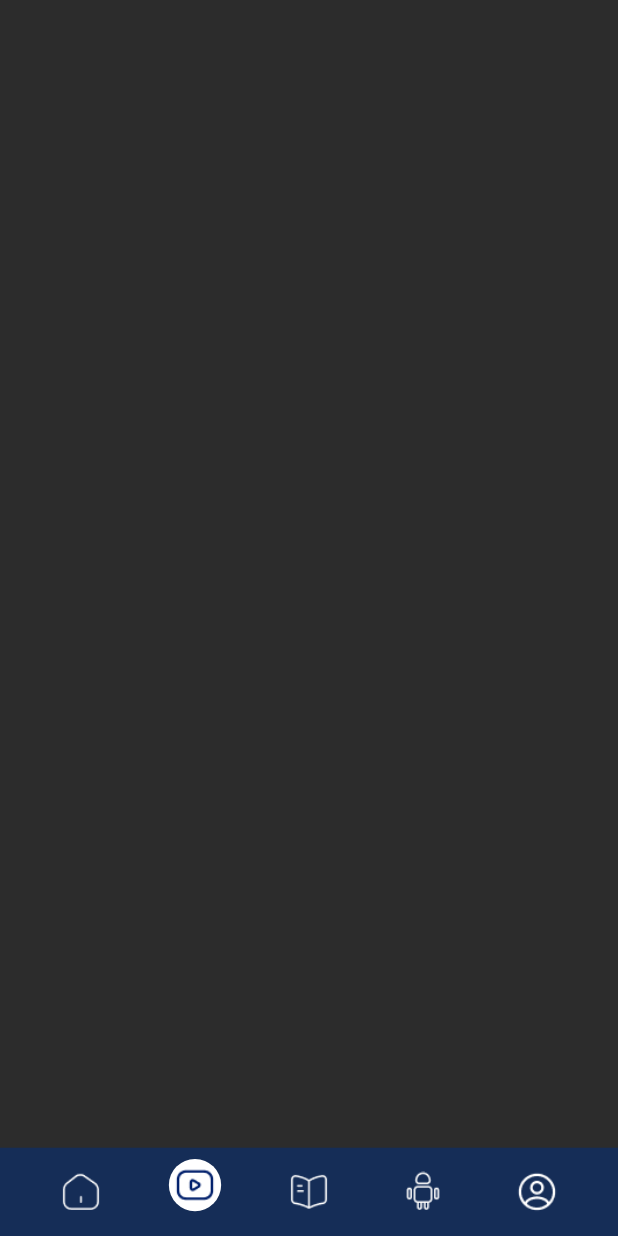
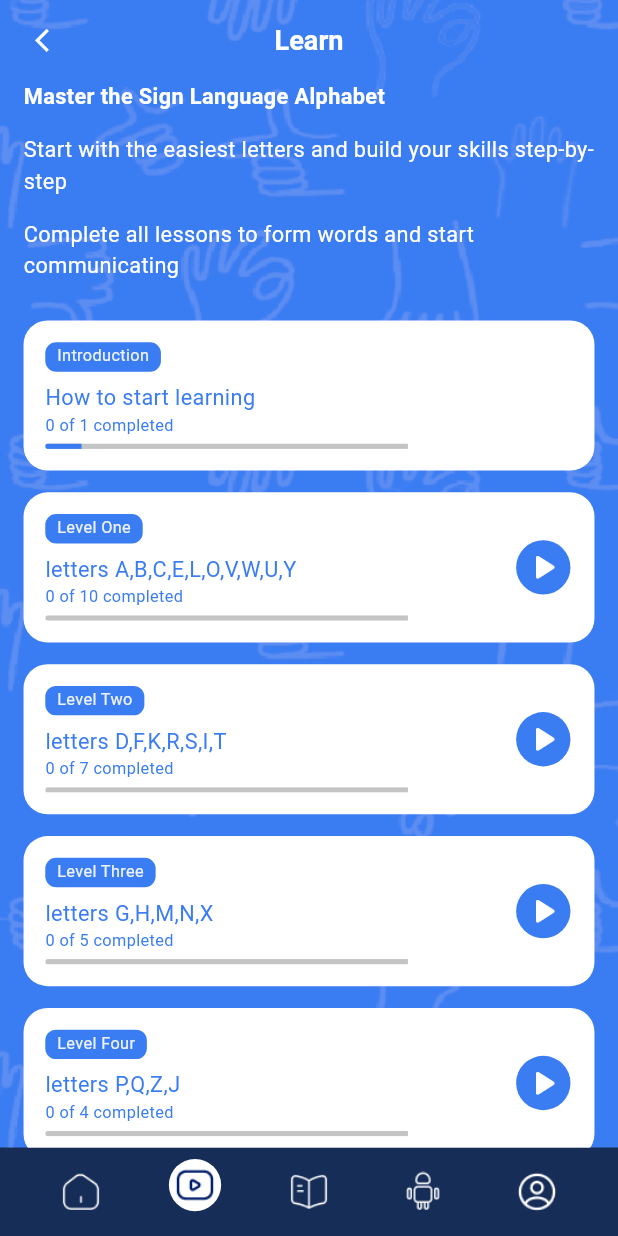
Before and after one commit to mostafaomeha725/IsharaApp, a Flutter app: the CustomNavBar screen opened by its route, item 2 of the bottom bar chosen, on a phone screen of 412 x 824 dp. Run offline on Flutter 3.47's test engine with Material 3 defaults, Android fonts, the phone set to English and light mode, and no system bars; our stand-ins replace cached_network_image, equatable, flutter_screenutil, flutter_spinkit, flutter_svg, go_router and 2 more; missing offline and left inert: chucker_flutter; Roboto replaces fonts that are missing (Tajawal).

Commit message:
add learn screen ui

```diff
--- a/lib/core/constants/app_assets.dart
+++ b/lib/core/constants/app_assets.dart
@@ -21,7 +21,6 @@ class Assets {
   static const String checkmail = "assets/emailcheck 1.svg";
   static const String resetpassword = "assets/Forgot password-cuate 1 (1).svg";
   static const String newpass = "assets/Security-cuate 1.svg";
-  static const String logo = "assets/logo.svg";
   static const String splashdark = "assets/splash_dark.png";
   static const String splashlight = "assets/splash_light.png";
   static const String darklogo = "assets/darklogo.png";
@@ -33,11 +32,9 @@ class Assets {
   static const String playvideolight = "assets/play_video.gif";
   static const String playvideodark = "assets/play_video_dark.gif";
   static const String studylight = "assets/study.gif";
-  static const String studydark = "assets/study_dark.gif";
   static const String littlelight = "assets/letters.gif";
   static const String littledark = "assets/letters_dark.gif";
-  static const String goolight = "assets/goo.gif";
-  static const String goodark = "assets/goo_dark.gif";
+
   static const String homeprofile = "assets/home-profile.png";
   static const String girlsplash = "assets/girl_splash.png";
   static const String girlLogo = "assets/girl_logo.png";
--- /dev/null
+++ b/lib/features/home/presentation/screens/widgets/course_card.dart
@@ -0,0 +1,112 @@
+import 'package:flutter/material.dart';
+import 'package:flutter_screenutil/flutter_screenutil.dart';
+import 'package:isharaapp/core/theme/styles.dart';
+import 'package:isharaapp/core/widgets/custom_text.dart';
+import 'package:isharaapp/core/theme/gender_controller.dart';
+
+class CourseCard extends StatelessWidget {
+  final String title;
+  final String subtitle;
+  final String completetext;
+  final double value;
+  final bool isinto;
+  final void Function()? onTap;
+
+  const CourseCard({
+    super.key,
+    required this.title,
+    required this.subtitle,
+    required this.completetext,
+    required this.value,
+    this.isinto = true,
+    this.onTap,
+  });
+
+  @override
+  Widget build(BuildContext context) {
+    final gender = GenderController.of(context).genderTheme;
+    final Color mainColor = gender == GenderTheme.boy
+        ? const Color(0xFF3A7CF2)
+        : const Color(0xFFF24BB6);
+
+    return Padding(
+      padding: EdgeInsets.only(top: 16.h),
+      child: GestureDetector(
+        onTap: onTap,
+        child: Container(
+          padding: EdgeInsets.all(16.h),
+          decoration: BoxDecoration(
+            color: Colors.white,
+            borderRadius: BorderRadius.circular(16),
+          ),
+          child: Row(
+            crossAxisAlignment: CrossAxisAlignment.center,
+            children: [
+              Expanded(
+                child: Column(
+                  crossAxisAlignment: CrossAxisAlignment.start,
+                  children: [
+                    Container(
+                      padding:
+                          EdgeInsets.symmetric(horizontal: 8.w, vertical: 2.h),
+                      decoration: BoxDecoration(
+                        color: mainColor,
+                        borderRadius: BorderRadius.circular(8.sp),
+                      ),
+                      child: Text(
+                        title,
+                        style: font12w400.copyWith(
+                          color: const Color(0xffECF2FE),
+                        ),
+                      ),
+                    ),
+                    SizedBox(height: 8.h),
+                    AppText(
+                      subtitle,
+                      style: font16w400.copyWith(color: mainColor),
+                    ),
+                    AppText(
+                      completetext,
+                      style: font12w400.copyWith(color: mainColor),
+                    ),
+                    SizedBox(height: 4.h),
+                    ClipRRect(
+                      borderRadius: BorderRadius.circular(4.sp),
+                      child: Padding(
+                        padding: EdgeInsets.only(right: 72.w),
+                        child: LinearProgressIndicator(
+                          value: value,
+                          color: mainColor,
+                          backgroundColor: const Color(0xffC4C4C4),
+                          minHeight: 4.h,
+                        ),
+                      ),
+                    ),
+                  ],
+                ),
+              ),
+              isinto
+                  ? Container(
+                      width: 40.w,
+                      height: 40.h,
+                      decoration: BoxDecoration(
+                        color: mainColor,
+                        shape: BoxShape.circle,
+                      ),
+                      child: Icon(
+                        Icons.play_arrow_rounded,
+                        color: Colors.white,
+                        size: 32.sp,
+                      ),
+                    )
+                  : SizedBox(
+                      width: 40.w,
+                      height: 40.h,
+                    ),
+            ],
+          ),
+        ),
+      ),
+    );
+  }
+}
--- /dev/null
+++ b/lib/features/home/presentation/screens/widgets/home_appbar.dart
@@ -0,0 +1,38 @@
+import 'package:flutter/material.dart';
+import 'package:flutter_screenutil/flutter_screenutil.dart';
+import 'package:isharaapp/core/theme/styles.dart';
+
+class HomeAppbar extends StatelessWidget implements PreferredSizeWidget {
+  final String title;
+  final VoidCallback? onBack;
+
+  const HomeAppbar({
+    super.key,
+    required this.title,
+    this.onBack,
+  });
+
+  @override
+  Size get preferredSize => Size.fromHeight(60.h);
+
+  @override
+  Widget build(BuildContext context) {
+    return AppBar(
+      backgroundColor: Colors.transparent,
+      elevation: 0,
+      leading: IconButton(
+        icon: Icon(
+          Icons.arrow_back_ios_new,
+          size: 20.sp,
+          color: Colors.white,
+        ),
+        onPressed: onBack ?? () => Navigator.pop(context),
+      ),
+      centerTitle: true,
+      title: Text(
+        title,
+        style: font20w700.copyWith(color: Colors.white),
+      ),
+    );
+  }
+}
--- a/lib/features/home/presentation/screens/widgets/learn_screen.dart
+++ b/lib/features/home/presentation/screens/widgets/learn_screen.dart
@@ -1,10 +1,100 @@
 import 'package:flutter/material.dart';
+import 'package:flutter_screenutil/flutter_screenutil.dart';
+import 'package:isharaapp/core/constants/app_assets.dart';
+import 'package:isharaapp/core/theme/gender_controller.dart';
+import 'package:isharaapp/core/theme/styles.dart';
+import 'package:isharaapp/core/widgets/custom_text.dart';
+import 'package:isharaapp/features/home/presentation/screens/widgets/course_card.dart';
+import 'package:isharaapp/features/home/presentation/screens/widgets/home_appbar.dart';
 
 class LearnScreen extends StatelessWidget {
   const LearnScreen({super.key});
 
   @override
   Widget build(BuildContext context) {
-    return const Scaffold();
+    final gender = GenderController.of(context).genderTheme;
+
+    final bgColor = gender == GenderTheme.boy
+        ? const Color(0xFF3A7CF2)
+        : const Color(0xFFF24BB6);
+
+    return Scaffold(
+      extendBodyBehindAppBar: true,
+      appBar: const HomeAppbar(title: 'Learn'),
+      body: Stack(
+        fit: StackFit.expand,
+        children: [
+          Container(
+            decoration: BoxDecoration(
+              color: bgColor,
+              image: const DecorationImage(
+                  image: AssetImage(Assets.girlsplash),
+                  fit: BoxFit.cover,
+                  opacity: 0.70),
+            ),
+          ),
+          // المحتوى
+          SafeArea(
+            child: SingleChildScrollView(
+              padding: EdgeInsets.symmetric(horizontal: 16.w),
+              child: Column(
+                crossAxisAlignment: CrossAxisAlignment.start,
+                children: [
+                  AppText(
+                    'Master the Sign Language Alphabet',
+                    style: font16w700.copyWith(color: Colors.white),
+                  ),
+                  SizedBox(height: 16.h),
+                  AppText(
+                    'Start with the easiest letters and build your skills step-by-step',
+                    style: font16w400.copyWith(color: Colors.white),
+                    overflow: TextOverflow.visible,
+                  ),
+                  SizedBox(height: 16.h),
+                  AppText(
+                    'Complete all lessons to form words and start communicating',
+                    style: font16w400.copyWith(color: Colors.white),
+                    overflow: TextOverflow.visible,
+                  ),
+                  SizedBox(height: 12.h),
+                  const CourseCard(
+                    title: 'Introduction',
+                    subtitle: 'How to start learning',
+                    completetext: '0 of 1 completed',
+                    value: 0.1,
+                    isinto: false,
+                  ),
+                  const CourseCard(
+                    title: 'Level One',
+                    subtitle: 'letters A,B,C,E,L,O,V,W,U,Y',
+                    completetext: '0 of 10 completed',
+                    value: 0.0,
+                  ),
+                  const CourseCard(
+                    title: 'Level Two',
+                    subtitle: 'letters D,F,K,R,S,I,T',
+                    completetext: '0 of 7 completed',
+                    value: 0.0,
+                  ),
+                  const CourseCard(
+                    title: 'Level Three',
+                    subtitle: 'letters G,H,M,N,X',
+                    completetext: '0 of 5 completed',
+                    value: 0.0,
+                  ),
+                  const CourseCard(
+                    title: 'Level Four',
+                    subtitle: 'letters P,Q,Z,J',
+                    completetext: '0 of 4 completed',
+                    value: 0.0,
+                  ),
+                  SizedBox(height: 16.h),
+                ],
+              ),
+            ),
+          ),
+        ],
+      ),
+    );
   }
 }
--- a/pubspec.yaml
+++ b/pubspec.yaml
@@ -20,7 +20,6 @@ dependencies:
   go_router: ^14.2.0
   http: ^1.2.2
   intl: ^0.20.2
-  pin_code_fields: ^8.0.1
   sentry_flutter: ^8.2.0
   shared_preferences: ^2.5.3
   pin_code_fields: ^8.0.1
```
Also changed, not shown: pubspec.lock.
